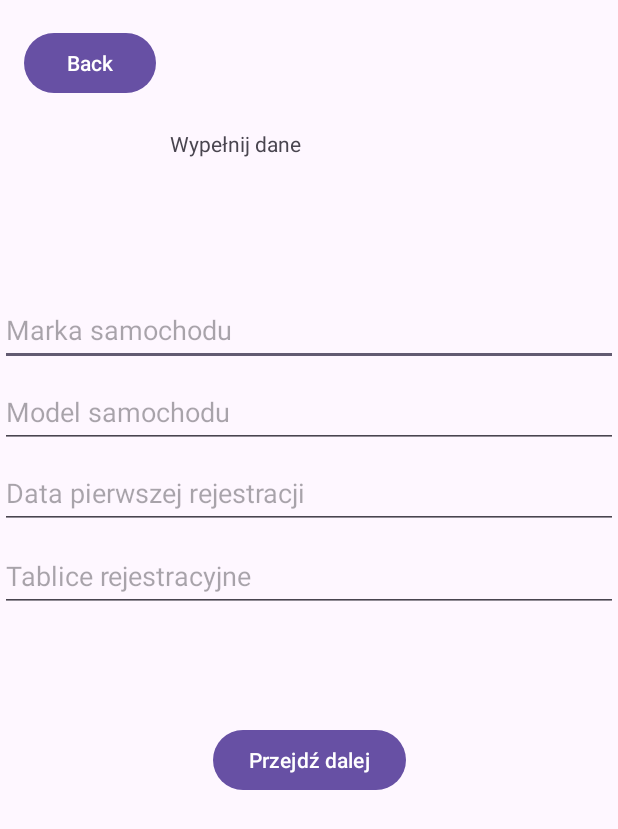
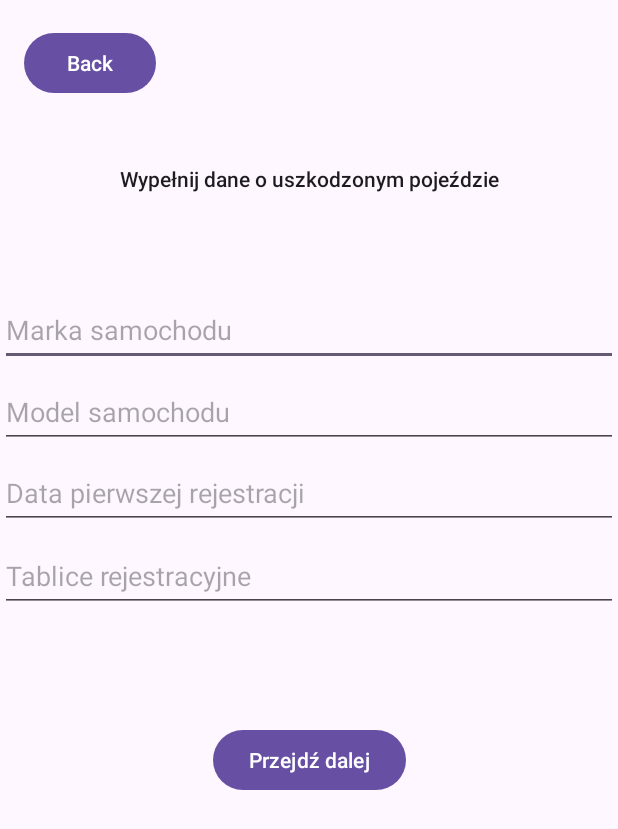
Before and after one commit to KubKrk/Inzynierka, an Android app: the NowyCase screen opened directly, with no data from a screen before it, after a tap on "Dane Samochodu", on a phone screen of 412 x 824 dp. Shown: the top 829 px of the screen. Run offline under Robolectric (Android 15) with nearby library versions, the phone set to English and light mode, and no system bars; our stand-ins replace Firebase (no records; nobody signed in at launch, a user with empty details on screens opened directly).

Commit message:
Poprawki wizualne

```diff
--- a/app/src/main/java/com/example/inynierka2/Furka.kt
+++ b/app/src/main/java/com/example/inynierka2/Furka.kt
@@ -2,6 +2,7 @@ package com.example.inynierka2
 
 import android.content.Intent
 import android.os.Bundle
+import android.text.InputFilter
 import android.widget.Button
 import android.widget.EditText
 import android.widget.Toast
@@ -9,6 +10,7 @@ import androidx.activity.enableEdgeToEdge
 import androidx.appcompat.app.AppCompatActivity
 import androidx.core.view.ViewCompat
 import androidx.core.view.WindowInsetsCompat
+import java.util.Locale
 
 class Furka : AppCompatActivity() {
 
@@ -17,8 +19,8 @@ class Furka : AppCompatActivity() {
 
     private lateinit var editMarka: EditText
     private lateinit var editModel: EditText
-    private lateinit var editRej1: EditText  // data pierwszej rejestracji
-    private lateinit var editBlachy: EditText // tablice rejestracyjne
+    private lateinit var editRej1: EditText  // Data pierwszej rejestracji
+    private lateinit var editBlachy: EditText // Tablice rejestracyjne
 
     override fun onCreate(savedInstanceState: Bundle?) {
         super.onCreate(savedInstanceState)
@@ -39,6 +41,51 @@ class Furka : AppCompatActivity() {
         editRej1 = findViewById(R.id.rej1)
         editBlachy = findViewById(R.id.blachy)
 
+        // 1. Ustawienie InputFilter dla "marka" i "model" – dozwolone są litery (w tym polskie) oraz spacje.
+        val letterFilter = InputFilter { source, start, end, dest, dstart, dend ->
+            // Wyrażenie regularne: dopuszczalne są litery angielskie, polskie oraz spacje
+            val regex = Regex("^[A-Za-z0-9ąćęłńóśżźĄĆĘŁŃÓŚŻŹ ]+\$")
+            for (i in start until end) {
+                if (!source[i].toString().matches(regex)) {
+                    return@InputFilter ""
+                }
+            }
+            null
+        }
+        editMarka.filters = arrayOf(letterFilter)
+        editModel.filters = arrayOf(letterFilter)
+
+        // 2. Dla "rej1" – data pierwszej rejestracji: pozwalamy tylko cyfry i kropki, ustawiamy długość na 10 znaków
+        val dateFilter = InputFilter { source, start, end, dest, dstart, dend ->
+            val regex = Regex("[0-9.]")
+            for (i in start until end) {
+                if (!source[i].toString().matches(regex)) {
+                    return@InputFilter ""
+                }
+            }
+            null
+        }
+        val dateLengthFilter = InputFilter.LengthFilter(10)
+        editRej1.filters = arrayOf(dateFilter, dateLengthFilter)
+
+        // 3. Dla "blachy" – tablice rejestracyjne: dozwolone są tylko wielkie litery, cyfry oraz spacje.
+        val platesFilter = InputFilter { source, start, end, dest, dstart, dend ->
+            // Wyrażenie pozwalające na wielkie litery, cyfry oraz spacje
+            val regex = Regex("[A-Z0-9 ]")
+            val filtered = StringBuilder()
+            for (i in start until end) {
+                // Zamieniamy każdy znak na wielką literę
+                val char = source[i].toString().uppercase(Locale.getDefault())
+                if (!char.matches(regex)) {
+                    continue
+                }
+                filtered.append(char)
+            }
+            filtered.toString()
+        }
+        editBlachy.filters = arrayOf(platesFilter)
+
+        // Wczytanie zapisanych danych (jeśli istnieją)
         val currentCase = DataHolder.currentCase
         if (currentCase != null) {
             editMarka.setText(currentCase.carMark)
@@ -58,12 +105,33 @@ class Furka : AppCompatActivity() {
             val dataRejestr = editRej1.text.toString().trim()
             val tablice = editBlachy.text.toString().trim()
 
-            // sprawdzamy puste
+            // Sprawdzamy, czy żadne pole nie jest puste
             if (marka.isEmpty() || model.isEmpty() || dataRejestr.isEmpty() || tablice.isEmpty()) {
-                Toast.makeText(this, "Uzupełnij dane samochodu (marka, model, data rej, tablice)!", Toast.LENGTH_SHORT).show()
+                Toast.makeText(this, "Uzupełnij dane samochodu (marka, model, data rejestracji, tablice)!", Toast.LENGTH_SHORT).show()
                 return@setOnClickListener
             }
 
+            // Dodatkowa walidacja – na wypadek, gdyby użytkownik wkleił tekst
+            if (!marka.matches(Regex("^[A-Za-ząćęłńóśżźĄĆĘŁŃÓŚŻŹ ]+\$"))) {
+                editMarka.error = "Marka może zawierać tylko litery"
+                return@setOnClickListener
+            }
+            if (!model.matches(Regex("^[A-Za-z0-9ąćęłńóśżźĄĆĘŁŃÓŚŻŹ ]+\$"))) {
+                editModel.error = "Model może zawierać tylko litery i liczby"
+                return@setOnClickListener
+            }
+            // Walidacja daty w formacie dd.MM.yyyy
+            if (!dataRejestr.matches(Regex("^(0[1-9]|[12][0-9]|3[01])[.](0[1-9]|1[012])[.](19|20)\\d{2}\$"))) {
+                editRej1.error = "Data rejestracji musi być w formacie dd.MM.yyyy"
+                return@setOnClickListener
+            }
+            // Walidacja tablic – tylko wielkie litery, cyfry i spacje
+            if (!tablice.matches(Regex("^[A-Z0-9 ]+\$"))) {
+                editBlachy.error = "Tablice mogą zawierać tylko wielkie litery, cyfry i spacje"
+                return@setOnClickListener
+            }
+
+            // Zapis danych do DataHolder
             if (DataHolder.currentCase == null) {
                 DataHolder.currentCase = CaseData()
             }
--- a/app/src/main/res/layout/activity_furka.xml
+++ b/app/src/main/res/layout/activity_furka.xml
@@ -91,14 +91,15 @@
 
     <TextView
         android:id="@+id/textView2"
-        android:layout_width="184dp"
-        android:layout_height="74dp"
-        android:text="Wypełnij dane"
+        android:layout_width="279dp"
+        android:layout_height="61dp"
+        android:text="Wypełnij dane o uszkodzonym pojeździe"
+        android:textAlignment="center"
+        android:textAppearance="@style/TextAppearance.AppCompat.Body2"
         app:layout_constraintBottom_toBottomOf="parent"
         app:layout_constraintEnd_toEndOf="parent"
-        app:layout_constraintHorizontal_bias="0.497"
         app:layout_constraintStart_toStartOf="parent"
         app:layout_constraintTop_toTopOf="parent"
-        app:layout_constraintVertical_bias="0.115" />
+        app:layout_constraintVertical_bias="0.143" />
 
 </androidx.constraintlayout.widget.ConstraintLayout>
--- a/app/src/main/res/layout/activity_nowy_case.xml
+++ b/app/src/main/res/layout/activity_nowy_case.xml
@@ -62,7 +62,7 @@
         app:layout_constraintHorizontal_bias="0.498"
         app:layout_constraintStart_toStartOf="parent"
         app:layout_constraintTop_toTopOf="parent"
-        app:layout_constraintVertical_bias="0.746" />
+        app:layout_constraintVertical_bias="0.743" />
 
     <Button
         android:id="@+id/Zdj"
--- a/app/src/main/res/layout/activity_rejestracja.xml
+++ b/app/src/main/res/layout/activity_rejestracja.xml
@@ -13,7 +13,7 @@
         android:layout_width="209dp"
         android:layout_height="49dp"
         android:layout_marginBottom="48dp"
-        android:background="#CC9E9E"
+        android:background="#2196F3"
         android:text="@string/podaj_e_mail_i_has_o"
         android:textAlignment="center"
         android:textSize="24sp"
--- a/app/src/main/res/values/strings.xml
+++ b/app/src/main/res/values/strings.xml
@@ -44,4 +44,6 @@
     <string name="tablice_rejestracyjne_sprawcy">Tablice rejestracyjne sprawcy</string>
     <string name="marka_samochodu_sprawcy">Marka samochodu sprawcy</string>
     <string name="wy_lij">Wyślij</string>
+    <string name="ostatni_case">Ostatni case</string>
+    <string name="panel_zg_oszeniowy">Panel zgłoszeniowy</string>
 </resources>
```
Also changed, not shown: app/src/main/java/com/example/inynierka2/Dane.kt (+49 -1 lines), app/src/main/java/com/example/inynierka2/Ubezpieczalnia.kt (+58 -7 lines), app/src/main/res/layout/activity_dane.xml (+7 -5 lines), app/src/main/res/layout/activity_main.xml (+9 -11 lines), app/src/main/res/layout/activity_main2.xml (+30 -26 lines), app/src/main/res/layout/activity_reset_hasla.xml (+18 -0 lines), app/src/main/res/layout/activity_ubezpieczalnia.xml (+7 -6 lines), 1 other file.
